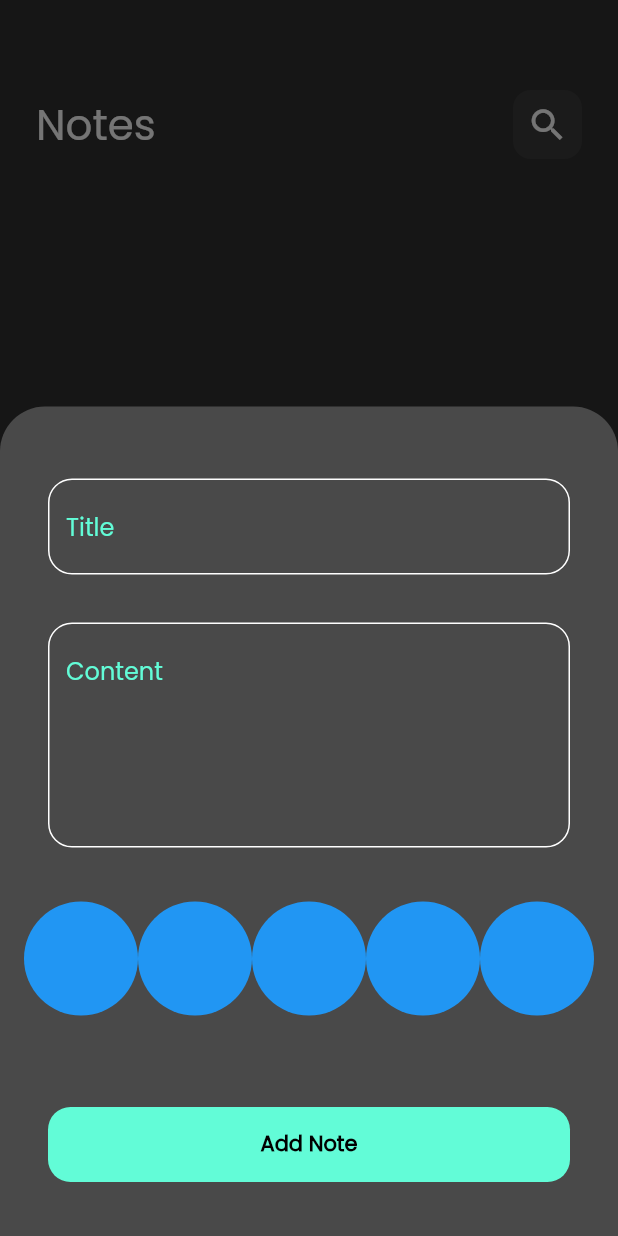
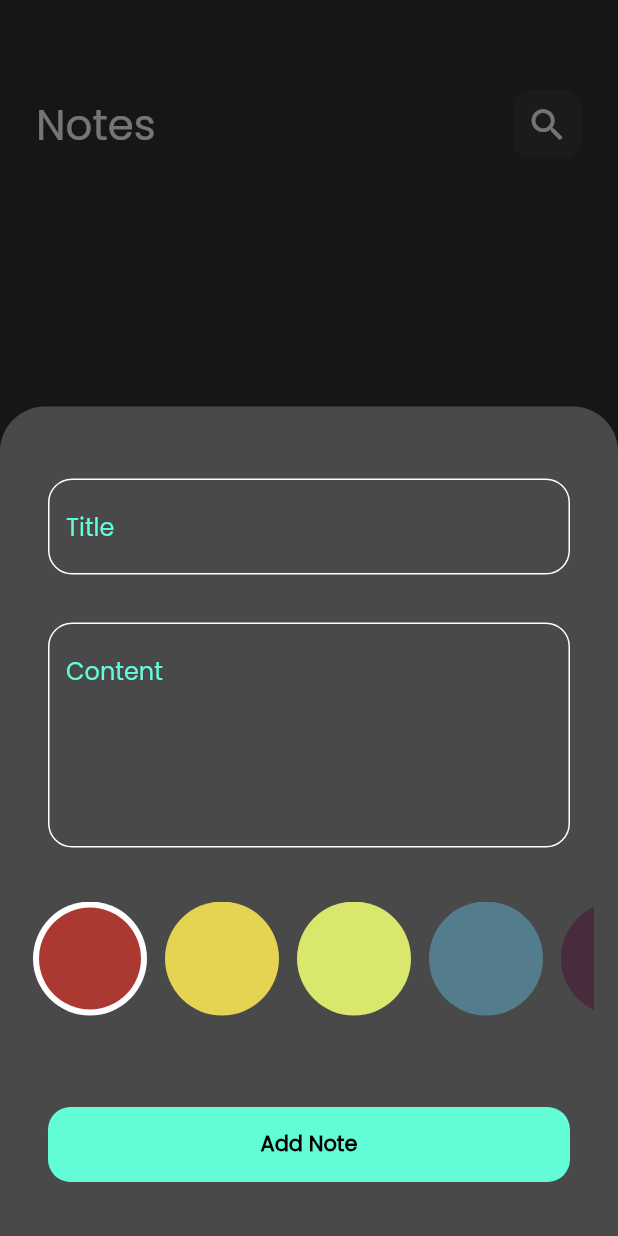
Before and after one commit to Mohammad-Adel-Metwalli/notes_app, a Flutter app: the screen it shows after launch, after a tap on the "note add" icon, on a phone screen of 412 x 824 dp. Run offline on Flutter 3.47's test engine with Material 2 defaults, Android fonts, the phone set to English and light mode, and no system bars; our stand-ins replace bloc, flutter_bloc, font_awesome_flutter, hive, hive_flutter; missing offline and left inert: animated_snack_bar; accounts and stored records are empty.

Commit message:
Colors list view part 2

```diff
--- a/lib/Views/Widgets/color_item.dart
+++ b/lib/Views/Widgets/color_item.dart
@@ -2,13 +2,22 @@ import 'package:flutter/material.dart';
 
 class ColorItem extends StatelessWidget
 {
-  const ColorItem({Key? key}) : super(key: key);
+  const ColorItem({Key? key, required this.isSelected, required this.color}) : super(key: key);
+  final bool isSelected;
+  final Color color;
 
   @override
   Widget build(BuildContext context)
   {
-    return const CircleAvatar(
-      backgroundColor: Colors.blue,
+    return isSelected ? CircleAvatar(
+      radius: 38,
+      backgroundColor: Colors.white,
+      child: CircleAvatar(
+        backgroundColor: color,
+        radius: 34,
+      ),
+    ) : CircleAvatar(
+      backgroundColor: color,
       radius: 38,
     );
   }
--- a/lib/Views/Widgets/colors_list_view.dart
+++ b/lib/Views/Widgets/colors_list_view.dart
@@ -1,9 +1,24 @@
 import 'package:flutter/cupertino.dart';
 import 'package:notes_app/Views/Widgets/color_item.dart';
 
-class ColorsListView extends StatelessWidget
+class ColorsListView extends StatefulWidget
 {
   const ColorsListView({Key? key}) : super(key: key);
+
+  @override
+  State<ColorsListView> createState() => _ColorsListViewState();
+}
+
+class _ColorsListViewState extends State<ColorsListView>
+{
+  int currentIndex = 0;
+  List<Color> colors = const [
+    Color(0xffAC3931),
+    Color(0xffE5D352),
+    Color(0xffD9E76C),
+    Color(0xff537D8D),
+    Color(0xff482C3D),
+  ];
 
   @override
   Widget build(BuildContext context)
@@ -11,11 +26,26 @@ class ColorsListView extends StatelessWidget
     return SizedBox(
       height: 38*2,
       child: ListView.builder(
-          itemCount: 5,
+          itemCount: colors.length,
           scrollDirection: Axis.horizontal,
           itemBuilder: (context, index)
       {
-        return const ColorItem();
+        return Padding(
+          padding: const EdgeInsets.symmetric(horizontal: 6),
+          child: GestureDetector(
+            onTap: ()
+            {
+              currentIndex = index;
+              setState(() {
+
+              });
+            },
+            child: ColorItem(
+              color: colors[index],
+              isSelected: currentIndex == index,
+            ),
+          ),
+        );
       }),
     );
   }
```
